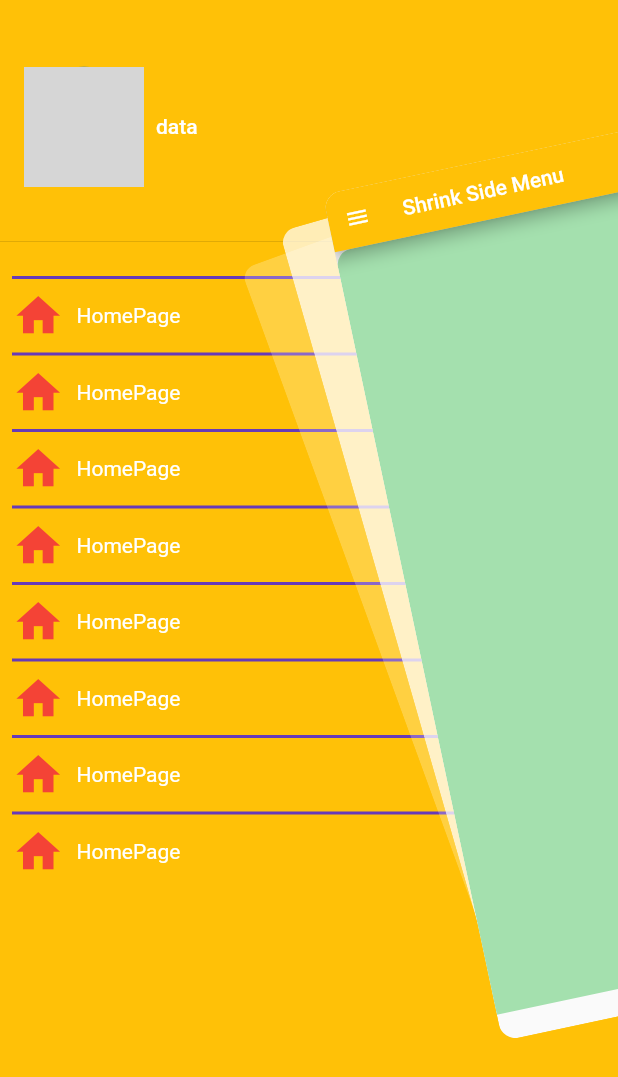
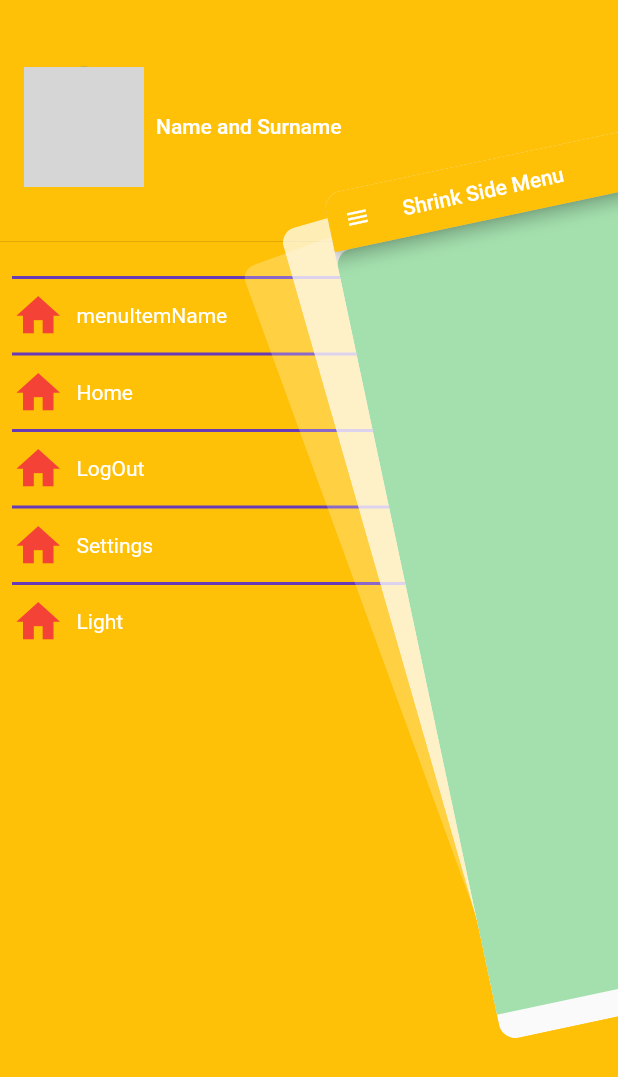
Before and after one commit to mmustafacelik/MessagingApp, a Flutter app: the HomePage screen opened directly, after a tap on the "menu" icon, on a phone screen of 412 x 824 dp. Shown: the top 1077 px of the screen. Run offline on Flutter 3.47's test engine with Material 2 defaults, Android fonts, the phone set to English and light mode, and no system bars; drawn by our look-alikes of flutter_zoom_drawer; our stand-ins replace animated_text_kit, email_validator, get; network calls fail; grey boxes are pictures that could not be loaded.

Commit message:
create function

```diff
--- a/messagingapp/lib/HomePage/HomePage.dart
+++ b/messagingapp/lib/HomePage/HomePage.dart
@@ -2,6 +2,7 @@ import 'package:flutter/material.dart';
 import 'package:flutter_zoom_drawer/config.dart';
 import 'package:flutter_zoom_drawer/flutter_zoom_drawer.dart';
 import 'package:get/get.dart';
+import 'package:messagingapp/LoginPage/LoginPage.dart';
 import 'package:messagingapp/core/utils/custom_colors.dart';
 
 class HomePage extends StatelessWidget {
@@ -57,7 +58,38 @@ class HomePage extends StatelessWidget {
   }
 }
 
-//!TODO: widget yaz ve menudeki rowları yazdığın bu widgete göndder.
+Widget menuItem(Function page, String menuItemName, IconData prefixIcon) {
+  return Column(
+    children: [
+      const Divider(
+        color: Colors.deepPurple,
+        thickness: 2,
+      ),
+      InkWell(
+        child: Row(
+          children: [
+            Icon(
+              prefixIcon,
+              size: 35,
+              color: Colors.red,
+            ),
+            Padding(
+              padding: const EdgeInsets.only(left: 8),
+              child: Text(
+                menuItemName,
+                style: const TextStyle(color: Colors.white),
+              ),
+            ),
+          ],
+        ),
+        onTap: () {
+          Get.to(page);
+        },
+      ),
+    ],
+  );
+}
+
 class MenuScreen extends StatelessWidget {
   final zoomDrawerController;
   MenuScreen(this.zoomDrawerController);
@@ -74,205 +106,30 @@ class MenuScreen extends StatelessWidget {
                   ),
                   maxRadius: 40,
                 ),
-                Padding(
+                Expanded(
+                  child: Padding(
                     padding: EdgeInsets.only(left: 8),
                     child: Text(
-                    "data",
+                      "Name and Surname",
                       style: TextStyle(color: Colors.white),
+                    ),
                   ),
                 ),
               ],
             ),
           ),
-          Padding(
+          Expanded(
+            child: Padding(
               padding: const EdgeInsets.all(8),
               child: Column(
                 children: [
-                const Divider(
-                  color: Colors.deepPurple,
-                  thickness: 2,
-                ),
-                InkWell(
-                  child: Row(
-                    children: const [
-                      Icon(
-                        Icons.home,
-                        size: 35,
-                        color: Colors.red,
-                      ),
-                      Padding(
-                        padding: EdgeInsets.only(left: 8),
-                        child: Text(
-                          "HomePage",
-                          style: TextStyle(color: Colors.white),
-                        ),
-                      ),
+                  menuItem(() => LoginPage(), "menuItemName", Icons.home),
+                  menuItem(() => LoginPage(), "Home", Icons.home),
+                  menuItem(() => LoginPage(), "LogOut", Icons.home),
+                  menuItem(() => LoginPage(), "Settings", Icons.home),
+                  menuItem(() => LoginPage(), "Light", Icons.home),
                 ],
               ),
-                  onTap: () {},
-                ),
-                const Divider(
-                  color: Colors.deepPurple,
-                  thickness: 2,
-                ),
-                InkWell(
-                  child: Row(
-                    children: const [
-                      Icon(
-                        Icons.home,
-                        size: 35,
-                        color: Colors.red,
-                      ),
-                      Padding(
-                        padding: EdgeInsets.only(left: 8),
-                        child: Text(
-                          "HomePage",
-                          style: TextStyle(color: Colors.white),
-                        ),
-                      ),
-                    ],
-                  ),
-                  onTap: () {},
-                ),
-                const Divider(
-                  color: Colors.deepPurple,
-                  thickness: 2,
-                ),
-                InkWell(
-                  child: Row(
-                    children: const [
-                      Icon(
-                        Icons.home,
-                        size: 35,
-                        color: Colors.red,
-                      ),
-                      Padding(
-                        padding: EdgeInsets.only(left: 8),
-                        child: Text(
-                          "HomePage",
-                          style: TextStyle(color: Colors.white),
-                        ),
-                      ),
-                    ],
-                  ),
-                  onTap: () {},
-                ),
-                const Divider(
-                  color: Colors.deepPurple,
-                  thickness: 2,
-                ),
-                InkWell(
-                  child: Row(
-                    children: const [
-                      Icon(
-                        Icons.home,
-                        size: 35,
-                        color: Colors.red,
-                      ),
-                      Padding(
-                        padding: EdgeInsets.only(left: 8),
-                        child: Text(
-                          "HomePage",
-                          style: TextStyle(color: Colors.white),
-                        ),
-                      ),
-                    ],
-                  ),
-                  onTap: () {},
-                ),
-                const Divider(
-                  color: Colors.deepPurple,
-                  thickness: 2,
-                ),
-                InkWell(
-                  child: Row(
-                    children: const [
-                      Icon(
-                        Icons.home,
-                        size: 35,
-                        color: Colors.red,
-                      ),
-                      Padding(
-                        padding: EdgeInsets.only(left: 8),
-                        child: Text(
-                          "HomePage",
-                          style: TextStyle(color: Colors.white),
-                        ),
-                      ),
-                    ],
-                  ),
-                  onTap: () {},
-                ),
-                const Divider(
-                  color: Colors.deepPurple,
-                  thickness: 2,
-                ),
-                InkWell(
-                  child: Row(
-                    children: const [
-                      Icon(
-                        Icons.home,
-                        size: 35,
-                        color: Colors.red,
-                      ),
-                      Padding(
-                        padding: EdgeInsets.only(left: 8),
-                        child: Text(
-                          "HomePage",
-                          style: TextStyle(color: Colors.white),
-                        ),
-                      ),
-                    ],
-                  ),
-                  onTap: () {},
-                ),
-                const Divider(
-                  color: Colors.deepPurple,
-                  thickness: 2,
-                ),
-                InkWell(
-                  child: Row(
-                    children: const [
-                      Icon(
-                        Icons.home,
-                        size: 35,
-                        color: Colors.red,
-                      ),
-                      Padding(
-                        padding: EdgeInsets.only(left: 8),
-                        child: Text(
-                          "HomePage",
-                          style: TextStyle(color: Colors.white),
-                        ),
-                      ),
-                    ],
-                  ),
-                  onTap: () {},
-                ),
-                const Divider(
-                  color: Colors.deepPurple,
-                  thickness: 2,
-                ),
-                InkWell(
-                  child: Row(
-                    children: const [
-                      Icon(
-                        Icons.home,
-                        size: 35,
-                        color: Colors.red,
-                      ),
-                      Padding(
-                        padding: EdgeInsets.only(left: 8),
-                        child: Text(
-                          "HomePage",
-                          style: TextStyle(color: Colors.white),
-                        ),
-                      ),
-                    ],
-                  ),
-                  onTap: () {},
-                ),
-              ],
             ),
           ),
         ],
```
Lines whose indentation alone changed are shown as unchanged.
